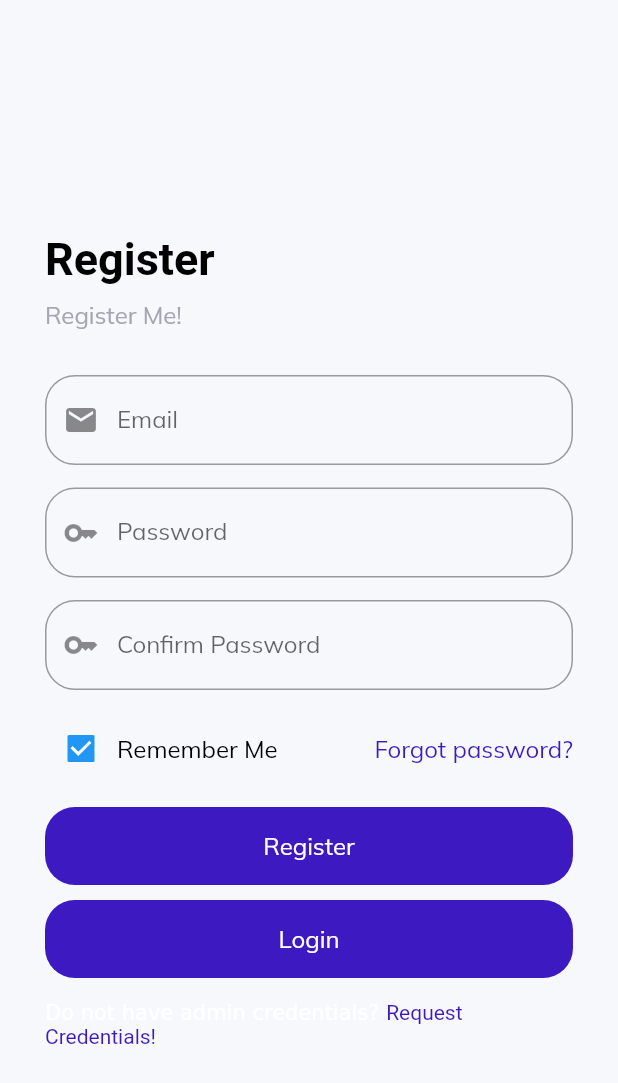
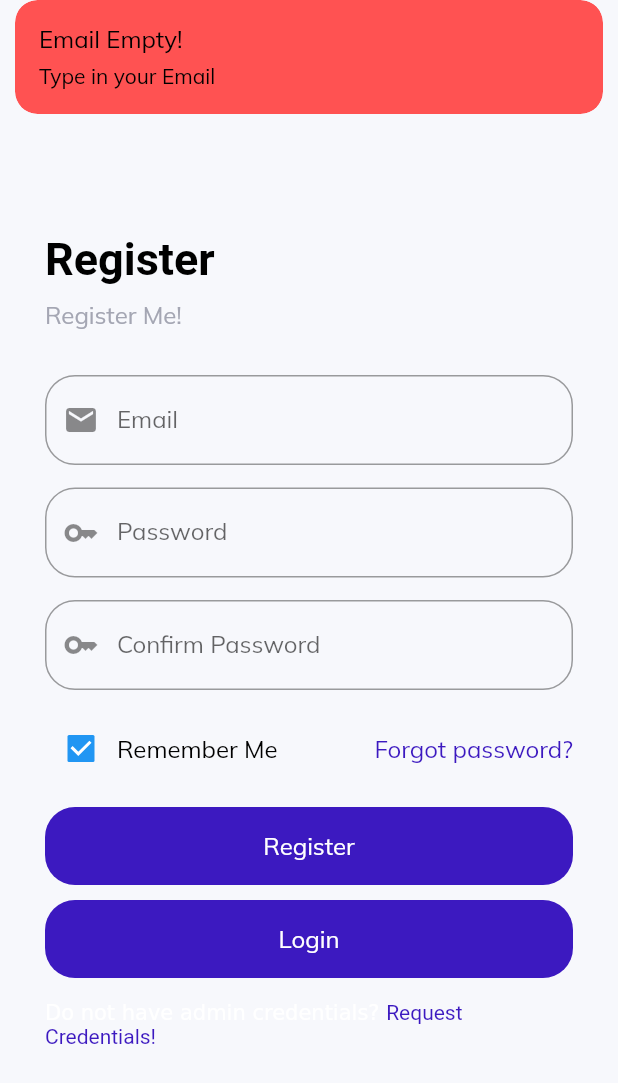
Before and after one commit to Execlandry/Library_Management, a Flutter app: the RegisterPage screen opened by its route, after a tap on "Register", on a phone screen of 412 x 824 dp. Shown: the top 1083 px of the screen. Run offline on Flutter 3.47's test engine with Material 2 defaults, Android fonts, the phone set to English and light mode, and no system bars; our stand-ins replace charts_flutter, cloud_firestore, data_table_2, firebase_auth, firebase_core, get and 4 more; accounts and stored records are empty; network calls fail.

Commit message:
Firebase Authentication with getx using validations

```diff
--- /dev/null
+++ b/lib/common/firebase.dart
@@ -0,0 +1,7 @@
+import 'package:cloud_firestore/cloud_firestore.dart';
+import 'package:firebase_auth/firebase_auth.dart';
+import 'package:firebase_core/firebase_core.dart';
+
+final Future<FirebaseApp> initialization = Firebase.initializeApp();
+FirebaseFirestore firebaseFirestore = FirebaseFirestore.instance;
+FirebaseAuth auth = FirebaseAuth.instance;
--- /dev/null
+++ b/lib/controllers/FirebaseController/authController.dart
@@ -0,0 +1,88 @@
+import 'package:flutter/material.dart';
+import 'package:firebase_auth/firebase_auth.dart';
+import 'package:get/get.dart';
+import 'package:library_management/routes/routes.dart';
+import 'package:library_management/widgets/CustomMessage/custom_message.dart';
+
+class AuthController extends GetxController {
+  static AuthController instance = Get.find();
+  late Rx<User?> _firebaseUser;
+  FirebaseAuth auth = FirebaseAuth.instance;
+  RxBool isLoggedIn = false.obs;
+
+  // TextEditingController name = TextEditingController();
+  // TextEditingController email = TextEditingController();
+  // TextEditingController password = TextEditingController();
+  // String usersCollection = "users";
+  // Rx<UserModel> userModel = UserModel(email: '', name: '').obs;
+
+  @override
+  void onReady() {
+    super.onReady();
+    _firebaseUser = Rx<User?>(auth.currentUser);
+    //our user will be notified
+    _firebaseUser.bindStream(auth.userChanges());
+
+    ever(_firebaseUser, _setInitialScreen);
+  }
+
+  _setInitialScreen(User? user) {
+    if (user == null) {
+      print("Welcome page");
+      Get.offAllNamed(AppRoutes.welcomeRoute);
+    } else {
+      // Get.offAll(() => HomePage(email: user.email!));
+      Get.offAllNamed(AppRoutes.homeRoute);
+    }
+  }
+
+  void register(String email, password) async {
+    // showLoading();
+    try {
+      await auth.createUserWithEmailAndPassword(
+          email: email, password: password);
+      // .then((result) {
+      // String _userId = result.user.uid;
+      // _addUserToFirestore(_userId);
+      // _initializeUserModel(_userId);
+      // _clearControllers();
+      // }
+      // );
+    } catch (e) {
+      debugPrint(e.toString());
+      // showCustomSnackBar(
+      //   "Invalid credential",
+      //   title: "Account creation failed",
+      // );
+    }
+  }
+
+  void login(String email, password) async {
+    try {
+      // showLoading();
+      await auth
+          .signInWithEmailAndPassword(email: email, password: password)
+          .then((result) {
+        // String _userId = result.user.uid;
+        // _initializeUserModel(_userId);
+        // _clearControllers();
+      });
+    } catch (e) {
+      debugPrint(e.toString());
+      // showCustomSnackBar(
+      //   e.toString(),
+      //   title: "Login failed",
+      // );
+    }
+  }
+
+  void logOut() async {
+    await auth.signOut();
+  }
+
+  // _clearControllers(){
+  //   name.clear();
+  //   email.clear();
+  //   password.clear();
+  // }
+}
--- a/lib/controllers/controller.dart
+++ b/lib/controllers/controller.dart
@@ -1,5 +1,7 @@
+import 'package:library_management/controllers/FirebaseController/authController.dart';
 import 'package:library_management/controllers/LocalNavigation/navigation_controller.dart';
 import 'package:library_management/controllers/menu_controller.dart';
 
 MenuController menuController = MenuController.instance;
 NavigationController navigationController = NavigationController.instance;
+AuthController authController = AuthController.instance;
--- /dev/null
+++ b/lib/models/user.dart
@@ -0,0 +1,16 @@
+import 'package:cloud_firestore/cloud_firestore.dart';
+
+class UserModel {
+  static const NAME = "name";
+  static const EMAIL = "email";
+
+    late String name;
+    late String email;
+
+  UserModel({required this.name,required this.email});
+
+  UserModel.fromSnapshot(DocumentSnapshot snapshot) {
+    name = (snapshot.data()as dynamic)[NAME];
+    email = (snapshot.data()as dynamic)[EMAIL];
+  }
+}
--- a/lib/pages/dashboard/DisplayData/404/error.dart
+++ b/lib/pages/dashboard/DisplayData/404/error.dart
@@ -1,7 +1,5 @@
-import 'package:firebase_auth/firebase_auth.dart';
 import 'package:flutter/material.dart';
 import 'package:library_management/common/app_colors.dart';
-import 'package:library_management/utils/auth_helper.dart';
 import '../../../../widgets/CustomText/custom_text.dart';
 
 class PageNotFound extends StatefulWidget {
@@ -12,7 +10,7 @@ class PageNotFound extends StatefulWidget {
 }
 
 class _PageNotFoundState extends State<PageNotFound> {
-  final user = FirebaseAuth.instance.currentUser!;
+
   @override
   Widget build(BuildContext context) {
     return Scaffold(
--- a/lib/pages/dashboard/DisplayData/Authentication/register.dart
+++ b/lib/pages/dashboard/DisplayData/Authentication/register.dart
@@ -1,13 +1,11 @@
-import 'package:firebase_auth/firebase_auth.dart';
 import 'package:flutter/material.dart';
 import 'package:get/get.dart';
 import 'package:google_fonts/google_fonts.dart';
-import 'package:library_management/utils/auth_helper.dart';
-import 'package:library_management/widgets/CustomMessage/custom_message.dart';
-import 'package:library_management/widgets/Refresh/liquid_pull.dart';
+import 'package:library_management/controllers/FirebaseController/authController.dart';
 
 import '../../../../common/app_colors.dart';
 import '../../../../routes/routes.dart';
+import '../../../../widgets/CustomMessage/custom_message.dart';
 import '../../../../widgets/CustomText/custom_text.dart';
 
 class RegisterPage extends StatefulWidget {
@@ -20,66 +18,60 @@ class RegisterPage extends StatefulWidget {
 class _RegisterPageState extends State<RegisterPage> {
   @override
   Widget build(BuildContext context) {
-    TextEditingController _passController = TextEditingController();
-    TextEditingController _repassController = TextEditingController();
-    TextEditingController _emailController = TextEditingController();
-    // TextEditingController _nameController = TextEditingController();
+    var emailController = TextEditingController();
+    var passController = TextEditingController();
+    var repassController = TextEditingController();
 
-    // String name = _nameController.text.trim();
-    String email = _emailController.text.trim();
-    String password = _passController.text.trim();
-    String cPassword = _repassController.text.trim();
-
+    bool registerValidate() {
       // if (name.isEmpty) {
       // showCustomSnackBar("Type in your Name", title: "Name Empty!");
       // }
-    if (email.isEmpty) {
+      if (emailController.text.trim().isEmpty) {
         showCustomSnackBar("Type in your Email", title: "Email Empty!");
-    } else if (!GetUtils.isEmail(email)) {
-      showCustomSnackBar("Type in your valid Email", title: "Email");
-    } else if (password.isEmpty) {
+      } else if (!GetUtils.isEmail(emailController.text.trim())) {
+        showCustomSnackBar("Type in your valid Email", title: "Invalid Email");
+      } else if (passController.text.trim().isEmpty) {
         showCustomSnackBar("Type in your Password", title: "Password Empty!");
-    } else if (password.length < 6) {
+      } else if (passController.text.trim().length < 6) {
         showCustomSnackBar("Password cannot be less than six characters",
-          title: "Password");
-    } else if (cPassword.isEmpty) {
+            title: "Password to short!");
+      } else if (repassController.text.trim().isEmpty) {
         showCustomSnackBar("Type in your Password again",
             title: "Confirmation Password Empty!");
       }
+      //  else {
+      //   showCustomSnackBar(
+      //     "Email has already been taken",
+      //     title: "Account creation failed",
+      //   );
+      // }
+      return true;
+    }
 
     bool passwordConfirmed() {
-      if (password == cPassword) {
+      if (passController.text.trim() == repassController.text.trim()) {
         return true;
       } else {
-        showCustomSnackBar("Password does not match",
-            title: "Confirmation Password");
         return false;
       }
-    }
-
-    Future signUp() async {
-      if (passwordConfirmed()) {
-        await FirebaseAuth.instance.createUserWithEmailAndPassword(
-            email: _emailController.text.trim(),
-            password: _passController.text.trim());
-      }
-      Get.toNamed(AppRoutes.homeRoute);
     }
 
     @override
     void dispose() {
       // _nameController.dispose();
-      _emailController.dispose();
-      _passController.dispose();
-      _repassController.dispose();
+      emailController.dispose();
+      passController.dispose();
+      repassController.dispose();
 
       // TODO: implement dispose
       super.dispose();
     }
 
     return Scaffold(
-        resizeToAvoidBottomInset: false,
+        // resizeToAvoidBottomInset: false,
         body: Center(
+      child: SingleChildScrollView(
+        child: Center(
           child: Container(
             constraints: BoxConstraints(maxWidth: 400),
             padding: EdgeInsets.all(24),
@@ -133,7 +125,7 @@ class _RegisterPageState extends State<RegisterPage> {
                   height: 15,
                 ),
                 TextField(
-                  controller: _emailController,
+                  controller: emailController,
                   keyboardType: TextInputType.text,
                   decoration: InputDecoration(
                       labelText: "Email",
@@ -146,7 +138,7 @@ class _RegisterPageState extends State<RegisterPage> {
                   height: 15,
                 ),
                 TextField(
-                  controller: _passController,
+                  controller: passController,
                   obscureText: true,
                   decoration: InputDecoration(
                       labelText: "Password",
@@ -159,7 +151,7 @@ class _RegisterPageState extends State<RegisterPage> {
                   height: 15,
                 ),
                 TextField(
-                  controller: _repassController,
+                  controller: repassController,
                   obscureText: true,
                   decoration: InputDecoration(
                       labelText: "Confirm Password",
@@ -190,7 +182,13 @@ class _RegisterPageState extends State<RegisterPage> {
                   height: 15,
                 ),
                 InkWell(
-                  onTap: signUp,
+                  onTap: () {
+                    if (registerValidate() && passwordConfirmed()) {
+                      AuthController.instance.register(
+                          emailController.text.trim(),
+                          passController.text.trim());
+                    }
+                  },
                   child: Container(
                     decoration: BoxDecoration(
                         color: AppColor.active,
@@ -237,6 +235,8 @@ class _RegisterPageState extends State<RegisterPage> {
               ],
             ),
           ),
+        ),
+      ),
     ));
   }
 }
--- a/lib/pages/introUi/welcome_page.dart
+++ b/lib/pages/introUi/welcome_page.dart
@@ -65,7 +65,7 @@ class _WelcomePageState extends State<WelcomePage> {
                 onLastPage
                     ? GestureDetector(
                         onTap: () {
-                          Get.offAllNamed(AppRoutes.homeRoute);
+                          Get.offAllNamed(AppRoutes.authenticationPageRoute);
                         },
                         child: Text('done'),
                       )
--- a/lib/pages/userUi/home_page.dart
+++ b/lib/pages/userUi/home_page.dart
@@ -2,23 +2,22 @@
 
 import 'package:firebase_auth/firebase_auth.dart';
 import 'package:flutter/material.dart';
-import 'package:get/get.dart';
-import 'package:library_management/routes/routes.dart';
-import 'package:library_management/widgets/SliderCards/slider_body.dart';
+import 'package:library_management/controllers/FirebaseController/authController.dart';
 
 import '../../common/app_colors.dart';
 import '../../utils/auth_helper.dart';
 import '../../widgets/CustomText/custom_text.dart';
 
-class HomePage extends StatefulWidget {
-  const HomePage({Key? key}) : super(key: key);
+class HomePage extends StatelessWidget {
+  String? email;
+  HomePage({Key? key, required this.email}) : super(key: key);
 
   @override
-  State<HomePage> createState() => _HomePageState();
-}
+  // State<HomePage> createState() => _HomePageState();
 
-class _HomePageState extends State<HomePage> {
-  final user = FirebaseAuth.instance.currentUser!;
+
+// class _HomePageState extends State<HomePage> {
+  // final user = FirebaseAuth.instance.currentUser!;
 
   @override
   Widget build(BuildContext context) {
@@ -96,11 +95,11 @@ class _HomePageState extends State<HomePage> {
               Container(
                 child: Column(
                   children: [
-                    Text("Signed in as:" + user.email!),
+                    Text(email!),
                     SizedBox(height: 10),
                     InkWell(
                       onTap: () {
-                        AuthHelper.logOut();
+                        AuthController.instance.logOut();
                       },
                       child: Container(
                         decoration: BoxDecoration(
--- a/lib/routes/routes.dart
+++ b/lib/routes/routes.dart
@@ -3,7 +3,10 @@ import 'package:library_management/landing.dart';
 import 'package:library_management/pages/dashboard/DisplayData/404/error.dart';
 import 'package:library_management/pages/dashboard/DisplayData/Authentication/auth.dart';
 import 'package:library_management/pages/dashboard/DisplayData/Authentication/register.dart';
+import 'package:library_management/pages/introUi/welcome_page.dart';
 import 'package:library_management/pages/userUi/home_page.dart';
+import 'package:library_management/controllers/FirebaseController/authController.dart';
+
 
 
 const RegisterPageDisplayName = "Register";
@@ -36,6 +39,7 @@ List<MenuItems> sideMenuItemRoute = [
 class AppRoutes {
   static const unknownRoute = Routes.unknownRoute;
   static const rootRoute = Routes.rootRoute;
+  static const welcomeRoute = Routes.welcomeRoute;
   static const homeRoute = Routes.homeRoute;
   static const authenticationPageRoute = Routes.authenticationPageRoute;
 
@@ -45,7 +49,9 @@ class AppRoutes {
   static final routes = [
         GetPage(name: unknownRoute, page: () => PageNotFound()),
         GetPage(name: rootRoute,page: () => Landing()),
-        GetPage(name: homeRoute,page: () => HomePage()),
+        GetPage(name: welcomeRoute,page: () => WelcomePage()),
+
+        GetPage(name: homeRoute,page: () => HomePage(email: AuthController.instance.auth.currentUser!.email,)),
 
         GetPage(name: authenticationPageRoute, page: () => AuthPage()),
         GetPage(name: registerRoute, page: () => RegisterPage()),
@@ -55,8 +61,9 @@ class AppRoutes {
 class Routes {
 
   static const unknownRoute = "/not-found";
+  static const welcomeRoute = "/welcome";
+  static const homeRoute = "/home";
   static const rootRoute = "/dashboard";
-  static const homeRoute = "/home";
   static const authenticationPageRoute = "/auth";
   static const overViewPageRoute = "/overview";
   static const addBooksRoute = "/books";
```
Also changed, not shown: lib/main.dart (+18 -41 lines), lib/main_page.dart (deleted, +0 -32 lines), lib/pages/dashboard/DisplayData/Authentication/auth.dart (+27 -48 lines), 1 other file. Lines whose indentation alone changed are shown as unchanged.
